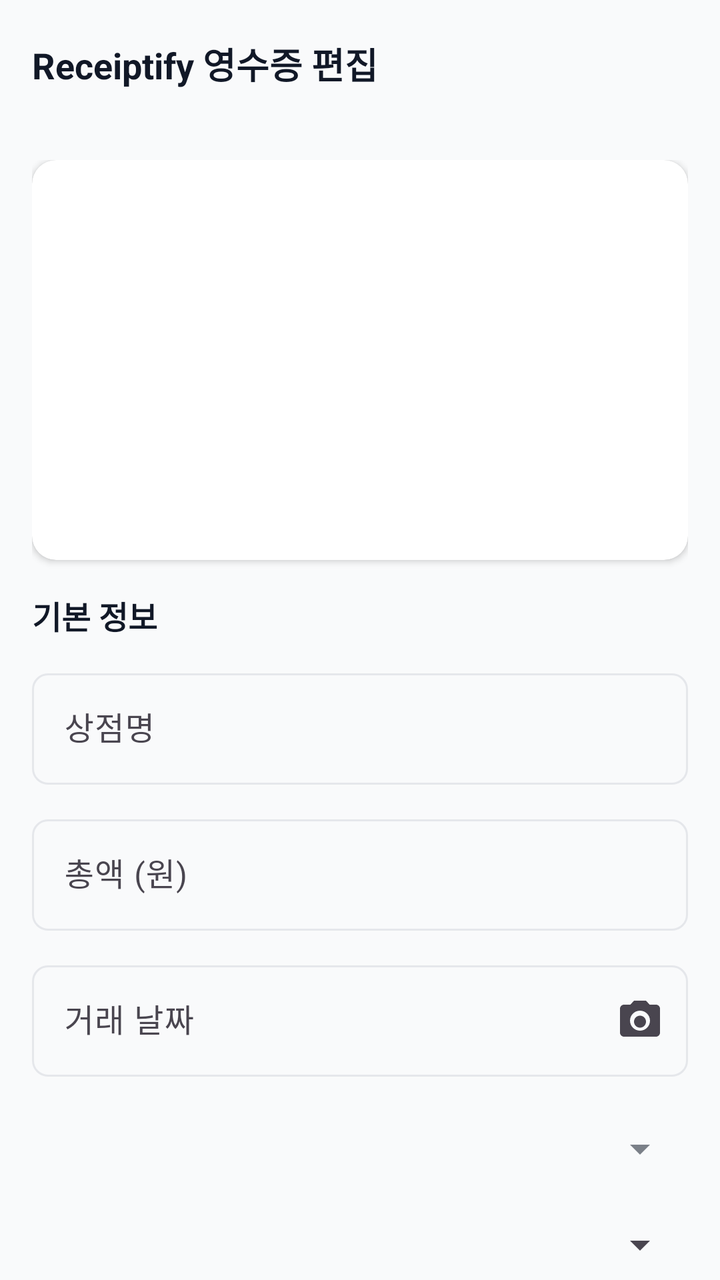
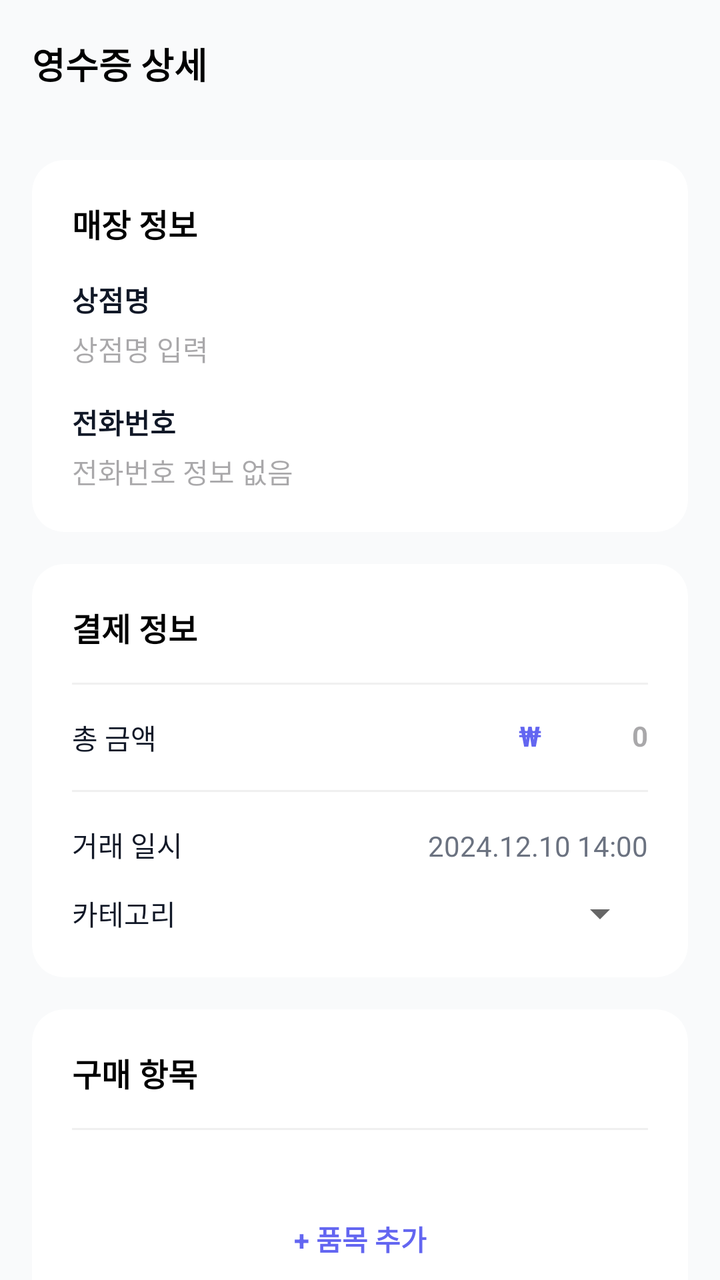

The first picture is an Android layout as it rendered before a commit; the second is the same layout after the commit. The layout source and the unified diff follow.
<!-- AndroidManifest.xml: application theme Theme.Receiptify -->
<!-- res/layout/activity_receipt_edit.xml -->
<?xml version="1.0" encoding="utf-8"?>
<androidx.coordinatorlayout.widget.CoordinatorLayout xmlns:android="http://schemas.android.com/apk/res/android"
    xmlns:app="http://schemas.android.com/apk/res-auto"
    android:layout_width="match_parent"
    android:layout_height="match_parent"
    android:background="@color/background_light">

    <com.google.android.material.appbar.AppBarLayout
        android:layout_width="match_parent"
        android:layout_height="wrap_content"
        android:background="@android:color/transparent"
        app:elevation="0dp">

        <androidx.appcompat.widget.Toolbar
            android:id="@+id/toolbar"
            android:layout_width="match_parent"
            android:layout_height="?attr/actionBarSize">

            <TextView
                android:layout_width="wrap_content"
                android:layout_height="wrap_content"
                android:text="Receiptify 영수증 편집"
                android:textColor="@color/text_primary"
                android:textSize="18sp"
                android:textStyle="bold" />

        </androidx.appcompat.widget.Toolbar>

    </com.google.android.material.appbar.AppBarLayout>

    <androidx.core.widget.NestedScrollView
        android:layout_width="match_parent"
        android:layout_height="match_parent"
        android:fillViewport="true"
        app:layout_behavior="@string/appbar_scrolling_view_behavior">

        <LinearLayout
            android:layout_width="match_parent"
            android:layout_height="wrap_content"
            android:orientation="vertical"
            android:padding="16dp">

            
            <androidx.cardview.widget.CardView
                android:layout_width="match_parent"
                android:layout_height="200dp"
                android:layout_marginBottom="16dp"
                app:cardCornerRadius="12dp"
                app:cardElevation="2dp">

                <ImageView
                    android:id="@+id/ivReceiptImage"
                    android:layout_width="match_parent"
                    android:layout_height="match_parent"
                    android:scaleType="centerCrop"
                    android:visibility="gone" />

            </androidx.cardview.widget.CardView>

            
            <TextView
                android:layout_width="wrap_content"
                android:layout_height="wrap_content"
                android:text="기본 정보"
                android:textColor="@color/text_primary"
                android:textSize="16sp"
                android:textStyle="bold" />

            
            <com.google.android.material.textfield.TextInputLayout
                android:layout_width="match_parent"
                android:layout_height="wrap_content"
                android:layout_marginTop="12dp"
                android:hint="상점명"
                app:boxCornerRadiusBottomEnd="8dp"
                app:boxCornerRadiusBottomStart="8dp"
                app:boxCornerRadiusTopEnd="8dp"
                app:boxCornerRadiusTopStart="8dp">

                <com.google.android.material.textfield.TextInputEditText
                    android:id="@+id/etStoreName"
                    android:layout_width="match_parent"
                    android:layout_height="wrap_content"
                    android:inputType="text" />

            </com.google.android.material.textfield.TextInputLayout>

            
            <com.google.android.material.textfield.TextInputLayout
                android:layout_width="match_parent"
                android:layout_height="wrap_content"
                android:layout_marginTop="12dp"
                android:hint="총액 (원)"
                app:boxCornerRadiusBottomEnd="8dp"
                app:boxCornerRadiusBottomStart="8dp"
                app:boxCornerRadiusTopEnd="8dp"
                app:boxCornerRadiusTopStart="8dp">

                <com.google.android.material.textfield.TextInputEditText
                    android:id="@+id/etTotalAmount"
                    android:layout_width="match_parent"
                    android:layout_height="wrap_content"
                    android:inputType="number" />

            </com.google.android.material.textfield.TextInputLayout>

            
            <com.google.android.material.textfield.TextInputLayout
                android:layout_width="match_parent"
                android:layout_height="wrap_content"
                android:layout_marginTop="12dp"
                android:hint="거래 날짜"
                app:boxCornerRadiusBottomEnd="8dp"
                app:boxCornerRadiusBottomStart="8dp"
                app:boxCornerRadiusTopEnd="8dp"
                app:boxCornerRadiusTopStart="8dp"
                app:endIconDrawable="@drawable/ic_camera"
                app:endIconMode="custom">

                <com.google.android.material.textfield.TextInputEditText
                    android:id="@+id/etTransactionDate"
                    android:layout_width="match_parent"
                    android:layout_height="wrap_content"
                    android:focusable="false"
                    android:inputType="none" />

            </com.google.android.material.textfield.TextInputLayout>

            
            <com.google.android.material.textfield.TextInputLayout
                style="@style/Widget.MaterialComponents.TextInputLayout.FilledBox.ExposedDropdownMenu"
                android:layout_width="match_parent"
                android:layout_height="wrap_content"
                android:layout_marginTop="12dp"
                android:hint="카테고리"
                app:boxCornerRadiusBottomEnd="8dp"
                app:boxCornerRadiusBottomStart="8dp"
                app:boxCornerRadiusTopEnd="8dp"
                app:boxCornerRadiusTopStart="8dp">

                <androidx.appcompat.widget.AppCompatSpinner
                    android:id="@+id/spinnerCategory"
                    android:layout_width="match_parent"
                    android:layout_height="wrap_content"
                    android:minHeight="48dp" />

            </com.google.android.material.textfield.TextInputLayout>

            
            <LinearLayout
                android:layout_width="match_parent"
                android:layout_height="wrap_content"
                android:layout_marginTop="24dp"
                android:orientation="horizontal">

                <TextView
                    android:layout_width="0dp"
                    android:layout_height="wrap_content"
                    android:layout_weight="1"
                    android:text="품목 내역"
                    android:textColor="@color/text_primary"
                    android:textSize="16sp"
                    android:textStyle="bold"
                    android:inputType="text" />

                <TextView
                    android:id="@+id/btnAddItem"
                    android:layout_width="wrap_content"
                    android:layout_height="wrap_content"
                    android:text="+ 품목 추가"
                    android:textColor="@color/primary_purple"
                    android:textSize="14sp"
                    android:textStyle="bold"
                    android:clickable="true"
                    android:focusable="true"
                    android:background="?attr/selectableItemBackground"
                    android:padding="8dp" />

            </LinearLayout>

            
            <androidx.recyclerview.widget.RecyclerView
                android:id="@+id/rvItems"
                android:layout_width="match_parent"
                android:layout_height="wrap_content"
                android:layout_marginTop="12dp"
                android:nestedScrollingEnabled="false" />

            
            <com.google.android.material.button.MaterialButton
                android:id="@+id/btnSave"
                android:layout_width="match_parent"
                android:layout_height="56dp"
                android:layout_marginTop="24dp"
                android:layout_marginBottom="24dp"
                android:text="저장하기"
                android:textColor="@color/white"
                android:textSize="16sp"
                android:textStyle="bold"
                app:backgroundTint="@color/primary_purple"
                app:cornerRadius="12dp" />

        </LinearLayout>

    </androidx.core.widget.NestedScrollView>

</androidx.coordinatorlayout.widget.CoordinatorLayout>
<!-- resources referenced by this layout -->
<resources>
  <color name="background_light">#F9FAFB</color>
  <color name="primary_purple">#6366F1</color>
  <color name="text_primary">#111827</color>
  <color name="white">#FFFFFF</color>
  <!-- drawable ic_camera (drawable) -->
  <vector xmlns:android="http://schemas.android.com/apk/res/android"
      android:width="24dp"
      android:height="24dp"
      android:viewportWidth="24"
      android:viewportHeight="24">
      <path
          android:fillColor="#FF000000"
          android:pathData="M12,15.5c1.66,0 3,-1.34 3,-3s-1.34,-3 -3,-3 -3,1.34 -3,3 1.34,3 3,3zM9,2L7.17,4L4,4c-1.1,0 -2,0.9 -2,2v12c0,1.1 0.9,2 2,2h16c1.1,0 2,-0.9 2,-2L22,6c0,-1.1 -0.9,-2 -2,-2h-3.17L15,2L9,2zM12,17c-2.76,0 -5,-2.24 -5,-5s2.24,-5 5,-5 5,2.24 5,5 -2.24,5 -5,5z"/>
  </vector>
  <style name="Theme.Receiptify" parent="Base.Theme.Receiptify" />
  <style name="Base.Theme.Receiptify" parent="Theme.Material3.Light.NoActionBar">
          <item name="colorPrimary">@color/primary_purple</item>
          <item name="colorPrimaryVariant">@color/primary_purple_dark</item>
          <item name="colorOnPrimary">@color/white</item>
  
          <item name="colorSurface">@color/surface_light</item>
          <item name="colorOnSurface">@color/text_primary</item>
  
          <item name="android:colorBackground">@color/background_light</item>
          <item name="colorOnBackground">@color/text_primary</item>
  
          <item name="colorOutline">@color/divider</item>
      </style>
  <color name="primary_purple_dark">#4F46E5</color>
  <color name="surface_light">#FFFFFF</color>
  <color name="divider">#E5E7EB</color>
</resources>

<!-- the commit's change to res/layout/activity_receipt_edit.xml (unified diff, before → after) -->
@@ -19,8 +19,8 @@
             <TextView
                 android:layout_width="wrap_content"
                 android:layout_height="wrap_content"
-                android:text="Receiptify 영수증 편집"
-                android:textColor="@color/text_primary"
+                android:text="영수증 상세"
+                android:textColor="@color/black"
                 android:textSize="18sp"
                 android:textStyle="bold" />
 
@@ -41,167 +41,300 @@
             android:padding="16dp">
 
             
-            <androidx.cardview.widget.CardView
+            <ImageView
+                android:id="@+id/ivReceiptImage"
                 android:layout_width="match_parent"
                 android:layout_height="200dp"
+                android:scaleType="centerCrop"
+                android:visibility="gone"
+                android:layout_marginBottom="16dp"/>
+
+            
+            <com.google.android.material.card.MaterialCardView
+                android:layout_width="match_parent"
+                android:layout_height="wrap_content"
                 android:layout_marginBottom="16dp"
-                app:cardCornerRadius="12dp"
-                app:cardElevation="2dp">
-
-                <ImageView
-                    android:id="@+id/ivReceiptImage"
-                    android:layout_width="match_parent"
-                    android:layout_height="match_parent"
-                    android:scaleType="centerCrop"
-                    android:visibility="gone" />
-
-            </androidx.cardview.widget.CardView>
-
-            
-            <TextView
-                android:layout_width="wrap_content"
-                android:layout_height="wrap_content"
-                android:text="기본 정보"
-                android:textColor="@color/text_primary"
-                android:textSize="16sp"
-                android:textStyle="bold" />
-
-            
-            <com.google.android.material.textfield.TextInputLayout
-                android:layout_width="match_parent"
-                android:layout_height="wrap_content"
-                android:layout_marginTop="12dp"
-                android:hint="상점명"
-                app:boxCornerRadiusBottomEnd="8dp"
-                app:boxCornerRadiusBottomStart="8dp"
-                app:boxCornerRadiusTopEnd="8dp"
-                app:boxCornerRadiusTopStart="8dp">
-
-                <com.google.android.material.textfield.TextInputEditText
-                    android:id="@+id/etStoreName"
+                app:cardCornerRadius="16dp"
+                app:cardElevation="0dp"
+                app:strokeWidth="0dp"
+                app:cardBackgroundColor="@android:color/white">
+
+                <LinearLayout
                     android:layout_width="match_parent"
                     android:layout_height="wrap_content"
-                    android:inputType="text" />
-
-            </com.google.android.material.textfield.TextInputLayout>
-
-            
-            <com.google.android.material.textfield.TextInputLayout
+                    android:orientation="vertical"
+                    android:padding="20dp">
+
+                    <TextView
+                        android:layout_width="wrap_content"
+                        android:layout_height="wrap_content"
+                        android:text="매장 정보"
+                        android:textSize="16sp"
+                        android:textStyle="bold"
+                        android:textColor="@color/black"
+                        android:layout_marginBottom="16dp"/>
+
+                    
+                    <LinearLayout
+                        android:layout_width="match_parent"
+                        android:layout_height="wrap_content"
+                        android:orientation="vertical"
+                        android:layout_marginBottom="16dp">
+
+                        <TextView
+                            android:layout_width="wrap_content"
+                            android:layout_height="wrap_content"
+                            android:text="상점명"
+                            android:textSize="14sp"
+                            android:textStyle="bold"
+                            android:textColor="@color/text_primary"
+                            android:layout_marginBottom="4dp"/>
+
+                        <EditText
+                            android:id="@+id/etStoreName"
+                            android:layout_width="match_parent"
+                            android:layout_height="wrap_content"
+                            android:background="@null"
+                            android:textSize="14sp"
+                            android:textColor="@color/text_secondary"
+                            android:hint="상점명 입력"
+                            android:inputType="text"/>
+                    </LinearLayout>
+
+                    
+                    <LinearLayout
+                        android:layout_width="match_parent"
+                        android:layout_height="wrap_content"
+                        android:orientation="vertical">
+
+                        <TextView
+                            android:layout_width="wrap_content"
+                            android:layout_height="wrap_content"
+                            android:text="전화번호"
+                            android:textSize="14sp"
+                            android:textStyle="bold"
+                            android:textColor="@color/text_primary"
+                            android:layout_marginBottom="4dp"/>
+
+                        <EditText
+                            android:id="@+id/etStorePhone"
+                            android:layout_width="match_parent"
+                            android:layout_height="wrap_content"
+                            android:background="@null"
+                            android:textSize="14sp"
+                            android:textColor="@color/text_secondary"
+                            android:hint="전화번호 정보 없음"
+                            android:inputType="phone"/>
+                    </LinearLayout>
+
+                </LinearLayout>
+
+            </com.google.android.material.card.MaterialCardView>
+
+            
+            <com.google.android.material.card.MaterialCardView
                 android:layout_width="match_parent"
                 android:layout_height="wrap_content"
-                android:layout_marginTop="12dp"
-                android:hint="총액 (원)"
-                app:boxCornerRadiusBottomEnd="8dp"
-                app:boxCornerRadiusBottomStart="8dp"
-                app:boxCornerRadiusTopEnd="8dp"
-                app:boxCornerRadiusTopStart="8dp">
-
-                <com.google.android.material.textfield.TextInputEditText
-                    android:id="@+id/etTotalAmount"
+                android:layout_marginBottom="16dp"
+                app:cardCornerRadius="16dp"
+                app:cardElevation="0dp"
+                app:strokeWidth="0dp"
+                app:cardBackgroundColor="@android:color/white">
+
+                <LinearLayout
                     android:layout_width="match_parent"
                     android:layout_height="wrap_content"
-                    android:inputType="number" />
-
-            </com.google.android.material.textfield.TextInputLayout>
-
-            
-            <com.google.android.material.textfield.TextInputLayout
+                    android:orientation="vertical"
+                    android:padding="20dp">
+
+                    <TextView
+                        android:layout_width="wrap_content"
+                        android:layout_height="wrap_content"
+                        android:text="결제 정보"
+                        android:textSize="16sp"
+                        android:textStyle="bold"
+                        android:textColor="@color/black"
+                        android:layout_marginBottom="16dp"/>
+
+                    <View
+                        android:layout_width="match_parent"
+                        android:layout_height="1dp"
+                        android:background="#F0F0F0"
+                        android:layout_marginBottom="16dp"/>
+
+                    
+                    <LinearLayout
+                        android:layout_width="match_parent"
+                        android:layout_height="wrap_content"
+                        android:orientation="horizontal"
+                        android:layout_marginBottom="12dp">
+
+                        <TextView
+                            android:layout_width="0dp"
+                            android:layout_height="wrap_content"
+                            android:layout_weight="1"
+                            android:text="총 금액"
+                            android:textColor="@color/text_primary"
+                            android:textSize="14sp"/>
+
+                        <LinearLayout
+                            android:layout_width="wrap_content"
+                            android:layout_height="wrap_content"
+                            android:orientation="horizontal"
+                            android:gravity="center_vertical">
+
+                            <TextView
+                                android:layout_width="wrap_content"
+                                android:layout_height="wrap_content"
+                                android:text="₩ "
+                                android:textColor="@color/primary_purple"
+                                android:textStyle="bold"
+                                android:textSize="14sp"/>
+
+                            <EditText
+                                android:id="@+id/etTotalAmount"
+                                android:layout_width="wrap_content"
+                                android:layout_height="wrap_content"
+                                android:background="@null"
+                                android:textColor="@color/primary_purple"
+                                android:textStyle="bold"
+                                android:textSize="14sp"
+                                android:inputType="number"
+                                android:hint="0"
+                                android:minWidth="50dp"
+                                android:gravity="end"/>
+                        </LinearLayout>
+                    </LinearLayout>
+
+                    
+                    
+
+                    <View
+                        android:layout_width="match_parent"
+                        android:layout_height="1dp"
+                        android:background="#F0F0F0"
+                        android:layout_marginTop="4dp"
+                        android:layout_marginBottom="16dp"/>
+
+                    
+                    <LinearLayout
+                        android:layout_width="match_parent"
+                        android:layout_height="wrap_content"
+                        android:orientation="horizontal"
+                        android:layout_marginBottom="12dp">
+
+                        <TextView
+                            android:layout_width="0dp"
+                            android:layout_height="wrap_content"
+                            android:layout_weight="1"
+                            android:text="거래 일시"
+                            android:textColor="@color/text_primary"
+                            android:textSize="14sp"/>
+
+                        <TextView
+                            android:id="@+id/etTransactionDate"
+                            android:layout_width="wrap_content"
+                            android:layout_height="wrap_content"
+                            android:text="2024.12.10 14:00"
+                            android:textColor="@color/text_secondary"
+                            android:textSize="14sp"/>
+                    </LinearLayout>
+
+                    
+
+                    
+                    <LinearLayout
+                        android:layout_width="match_parent"
+                        android:layout_height="wrap_content"
+                        android:orientation="horizontal"
+                        android:gravity="center_vertical">
+
+                        <TextView
+                            android:layout_width="0dp"
+                            android:layout_height="wrap_content"
+                            android:layout_weight="1"
+                            android:text="카테고리"
+                            android:textColor="@color/text_primary"
+                            android:textSize="14sp"/>
+
+                        <androidx.appcompat.widget.AppCompatSpinner
+                            android:id="@+id/spinnerCategory"
+                            android:layout_width="wrap_content"
+                            android:layout_height="wrap_content"
+                            android:gravity="end"
+                            android:theme="@style/Theme.AppCompat.Light"/>
+                    </LinearLayout>
+
+                </LinearLayout>
+
+            </com.google.android.material.card.MaterialCardView>
+
+            
+            <com.google.android.material.card.MaterialCardView
                 android:layout_width="match_parent"
                 android:layout_height="wrap_content"
-                android:layout_marginTop="12dp"
-                android:hint="거래 날짜"
-                app:boxCornerRadiusBottomEnd="8dp"
-                app:boxCornerRadiusBottomStart="8dp"
-                app:boxCornerRadiusTopEnd="8dp"
-                app:boxCornerRadiusTopStart="8dp"
-                app:endIconDrawable="@drawable/ic_camera"
-                app:endIconMode="custom">
-
-                <com.google.android.material.textfield.TextInputEditText
-                    android:id="@+id/etTransactionDate"
+                android:layout_marginBottom="24dp"
+                app:cardCornerRadius="16dp"
+                app:cardElevation="0dp"
+                app:strokeWidth="0dp"
+                app:cardBackgroundColor="@android:color/white">
+
+                <LinearLayout
                     android:layout_width="match_parent"
                     android:layout_height="wrap_content"
-                    android:focusable="false"
-                    android:inputType="none" />
-
-            </com.google.android.material.textfield.TextInputLayout>
-
-            
-            <com.google.android.material.textfield.TextInputLayout
-                style="@style/Widget.MaterialComponents.TextInputLayout.FilledBox.ExposedDropdownMenu"
-                android:layout_width="match_parent"
-                android:layout_height="wrap_content"
-                android:layout_marginTop="12dp"
-                android:hint="카테고리"
-                app:boxCornerRadiusBottomEnd="8dp"
-                app:boxCornerRadiusBottomStart="8dp"
-                app:boxCornerRadiusTopEnd="8dp"
-                app:boxCornerRadiusTopStart="8dp">
-
-                <androidx.appcompat.widget.AppCompatSpinner
-                    android:id="@+id/spinnerCategory"
-                    android:layout_width="match_parent"
-                    android:layout_height="wrap_content"
-                    android:minHeight="48dp" />
-
-            </com.google.android.material.textfield.TextInputLayout>
-
-            
-            <LinearLayout
-                android:layout_width="match_parent"
-                android:layout_height="wrap_content"
-                android:layout_marginTop="24dp"
-                android:orientation="horizontal">
-
-                <TextView
-                    android:layout_width="0dp"
-                    android:layout_height="wrap_content"
-                    android:layout_weight="1"
-                    android:text="품목 내역"
-                    android:textColor="@color/text_primary"
-                    android:textSize="16sp"
-                    android:textStyle="bold"
-                    android:inputType="text" />
-
-                <TextView
-                    android:id="@+id/btnAddItem"
-                    android:layout_width="wrap_content"
-                    android:layout_height="wrap_content"
-                    android:text="+ 품목 추가"
-                    android:textColor="@color/primary_purple"
-                    android:textSize="14sp"
-                    android:textStyle="bold"
-                    android:clickable="true"
-                    android:focusable="true"
-                    android:background="?attr/selectableItemBackground"
-                    android:padding="8dp" />
-
-            </LinearLayout>
-
-            
-            <androidx.recyclerview.widget.RecyclerView
-                android:id="@+id/rvItems"
-                android:layout_width="match_parent"
-                android:layout_height="wrap_content"
-                android:layout_marginTop="12dp"
-                android:nestedScrollingEnabled="false" />
+                    android:orientation="vertical"
+                    android:padding="20dp">
+
+                    <TextView
+                        android:layout_width="wrap_content"
+                        android:layout_height="wrap_content"
+                        android:text="구매 항목"
+                        android:textSize="16sp"
+                        android:textStyle="bold"
+                        android:textColor="@color/black"
+                        android:layout_marginBottom="16dp"/>
+
+                    <View
+                        android:layout_width="match_parent"
+                        android:layout_height="1dp"
+                        android:background="#F0F0F0"
+                        android:layout_marginBottom="16dp"/>
+
+                    <androidx.recyclerview.widget.RecyclerView
+                        android:id="@+id/rvItems"
+                        android:layout_width="match_parent"
+                        android:layout_height="wrap_content"
+                        android:nestedScrollingEnabled="false"
+                        android:layout_marginBottom="16dp"/>
+
+                    <TextView
+                        android:id="@+id/btnAddItem"
+                        android:layout_width="match_parent"
+                        android:layout_height="wrap_content"
+                        android:text="+ 품목 추가"
+                        android:textColor="@color/primary_purple"
+                        android:gravity="center"
+                        android:padding="12dp"
+                        android:textStyle="bold"/>
+
+                </LinearLayout>
+
+            </com.google.android.material.card.MaterialCardView>
 
             
             <com.google.android.material.button.MaterialButton
                 android:id="@+id/btnSave"
                 android:layout_width="match_parent"
                 android:layout_height="56dp"
-                android:layout_marginTop="24dp"
-                android:layout_marginBottom="24dp"
-                android:text="저장하기"
+                android:text="영수증 저장"
                 android:textColor="@color/white"
                 android:textSize="16sp"
                 android:textStyle="bold"
                 app:backgroundTint="@color/primary_purple"
-                app:cornerRadius="12dp" />
+                app:cornerRadius="12dp"
+                app:elevation="0dp"/>
 
         </LinearLayout>
-
     </androidx.core.widget.NestedScrollView>
 
 </androidx.coordinatorlayout.widget.CoordinatorLayout>
<!-- resource entries referenced after the edit -->
@@ -1,19 +1,11 @@
 <!-- resources referenced by this layout -->
 <resources>
   <color name="background_light">#F9FAFB</color>
+  <color name="black">#000000</color>
   <color name="primary_purple">#6366F1</color>
   <color name="text_primary">#111827</color>
+  <color name="text_secondary">#6B7280</color>
   <color name="white">#FFFFFF</color>
-  <!-- drawable ic_camera (drawable) -->
-  <vector xmlns:android="http://schemas.android.com/apk/res/android"
-      android:width="24dp"
-      android:height="24dp"
-      android:viewportWidth="24"
-      android:viewportHeight="24">
-      <path
-          android:fillColor="#FF000000"
-          android:pathData="M12,15.5c1.66,0 3,-1.34 3,-3s-1.34,-3 -3,-3 -3,1.34 -3,3 1.34,3 3,3zM9,2L7.17,4L4,4c-1.1,0 -2,0.9 -2,2v12c0,1.1 0.9,2 2,2h16c1.1,0 2,-0.9 2,-2L22,6c0,-1.1 -0.9,-2 -2,-2h-3.17L15,2L9,2zM12,17c-2.76,0 -5,-2.24 -5,-5s2.24,-5 5,-5 5,2.24 5,5 -2.24,5 -5,5z"/>
-  </vector>
   <style name="Theme.Receiptify" parent="Base.Theme.Receiptify" />
   <style name="Base.Theme.Receiptify" parent="Theme.Material3.Light.NoActionBar">
           <item name="colorPrimary">@color/primary_purple</item>
